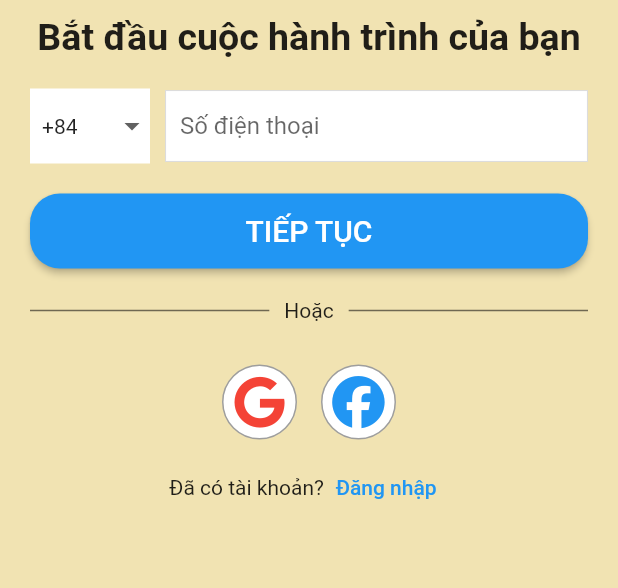
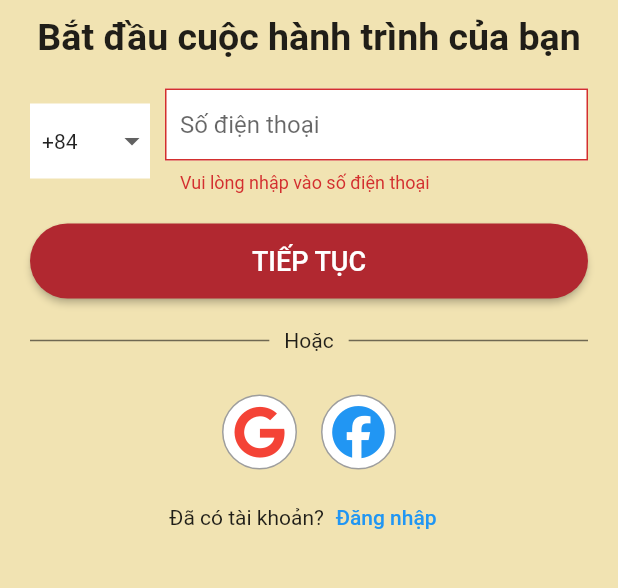
Before and after one commit to ngoctienUIT/Coffee, a Flutter app: the SignUpPage screen opened directly, after a tap on "TIẾP TỤC", on a phone screen of 412 x 824 dp, the part 330-918 px from its top. Run offline on Flutter 3.47's test engine with Material 2 defaults, Android fonts, the phone set to English and light mode, and no system bars; drawn by our look-alikes of dropdown_button2; our stand-ins replace font_awesome_flutter, image_cropper, image_picker, permission_handler.

Commit message:
update validate input
xác thực thông tin người dùng nhập vào

```diff
--- /dev/null
+++ b/lib/src/controls/extension/string_extension.dart
@@ -0,0 +1,15 @@
+extension EmailValidator on String {
+  bool isValidEmail() {
+    return RegExp(
+            r"^[a-zA-Z\d.!#$%&'*+/=?^_`{|}~-]+@[a-zA-Z\d](?:[a-zA-Z\d-]{0,253}[a-zA-Z\d])?(?:\.[a-zA-Z\d](?:[a-zA-Z\d-]{0,253}[a-zA-Z\d])?)*$")
+        .hasMatch(this);
+  }
+
+  bool isValidPhone() {
+    return RegExp(r"^(?:[+0]9)?\d{10}$").hasMatch(this);
+  }
+
+  bool isOnlyNumbers() {
+    return RegExp(r"\d+$").hasMatch(this);
+  }
+}
--- /dev/null
+++ b/lib/src/presentation/login/widgets/custom_button.dart
@@ -0,0 +1,21 @@
+import 'package:flutter/material.dart';
+
+Widget customButton(String text, VoidCallback onPress) {
+  return SizedBox(
+    width: double.infinity,
+    height: 50,
+    child: ElevatedButton(
+      onPressed: onPress,
+      style: ElevatedButton.styleFrom(
+        shape: RoundedRectangleBorder(
+          borderRadius: BorderRadius.circular(90),
+        ),
+        backgroundColor: const Color.fromRGBO(177, 40, 48, 1),
+      ),
+      child: Text(
+        text,
+        style: const TextStyle(fontSize: 18),
+      ),
+    ),
+  );
+}
--- a/lib/src/presentation/login/widgets/custom_password_input.dart
+++ b/lib/src/presentation/login/widgets/custom_password_input.dart
@@ -11,6 +11,15 @@ Widget customPasswordInput({
     controller: controller,
     obscureText: hide,
     keyboardType: keyboardType,
+    validator: (value) {
+      if (value!.isEmpty) {
+        return "Vui lòng nhập vào mật khẩu";
+      }
+      if (value.length < 8) {
+        return "Độ dài mật khẩu ít nhất là 8 ký tự";
+      }
+      return null;
+    },
     decoration: InputDecoration(
       contentPadding: const EdgeInsets.symmetric(horizontal: 10),
       hintText: hint,
--- /dev/null
+++ b/lib/src/presentation/login/widgets/or_widget.dart
@@ -0,0 +1,13 @@
+import 'package:flutter/material.dart';
+
+Widget orWidget() {
+  return Row(
+    children: const [
+      Expanded(child: Divider(thickness: 1, color: Colors.black54)),
+      SizedBox(width: 10),
+      Text("Hoặc"),
+      SizedBox(width: 10),
+      Expanded(child: Divider(thickness: 1, color: Colors.black54)),
+    ],
+  );
+}
--- a/lib/src/presentation/signup/screen/signup_page.dart
+++ b/lib/src/presentation/signup/screen/signup_page.dart
@@ -1,11 +1,14 @@
 import 'package:coffee/src/presentation/login/screen/login_page.dart';
 import 'package:coffee/src/presentation/signup/widgets/custom_text_input.dart';
-import 'package:dropdown_button2/dropdown_button2.dart';
+import 'package:coffee/src/presentation/signup/widgets/pick_country_number.dart';
 import 'package:flutter/material.dart';
 import 'package:flutter/services.dart';
 import 'package:font_awesome_flutter/font_awesome_flutter.dart';
 
+import '../../login/widgets/custom_button.dart';
+import '../../login/widgets/or_widget.dart';
 import '../../login/widgets/social_login_button.dart';
+import '../../main/screen/main_page.dart';
 
 class SignUpPage extends StatefulWidget {
   const SignUpPage({Key? key}) : super(key: key);
@@ -16,6 +19,7 @@ class SignUpPage extends StatefulWidget {
 
 class _SignUpPageState extends State<SignUpPage> {
   final TextEditingController phoneController = TextEditingController();
+  final _formKey = GlobalKey<FormState>();
   String selectedValue = "+84";
   final List<String> items = [
     '+84',
@@ -23,6 +27,12 @@ class _SignUpPageState extends State<SignUpPage> {
     '+86',
     '+87',
   ];
+
+  @override
+  void dispose() {
+    phoneController.dispose();
+    super.dispose();
+  }
 
   @override
   Widget build(BuildContext context) {
@@ -33,6 +43,8 @@ class _SignUpPageState extends State<SignUpPage> {
           physics: const BouncingScrollPhysics(),
           child: Padding(
             padding: const EdgeInsets.all(20),
+            child: Form(
+              key: _formKey,
               child: Column(
                 children: [
                   ClipOval(
@@ -50,32 +62,12 @@ class _SignUpPageState extends State<SignUpPage> {
                       SizedBox(
                         width: 80,
                         height: 50,
-                      child: DropdownButtonHideUnderline(
-                        child: DropdownButton2(
-                          buttonDecoration:
-                              const BoxDecoration(color: Colors.white),
-                          isExpanded: true,
-                          hint: Text(
-                            'Select Item',
-                            style: TextStyle(
-                              fontSize: 14,
-                              color: Theme.of(context).hintColor,
-                            ),
-                          ),
-                          items: _addDividersAfterItems(items),
-                          customItemsHeights: _getCustomItemsHeights(),
-                          value: selectedValue,
-                          onChanged: (value) {
-                            setState(() {
-                              selectedValue = value as String;
-                            });
+                        child: PickCountryNumber(
+                          selectedValue: selectedValue,
+                          items: items,
+                          onChange: (value) {
+                            setState(() => selectedValue = value as String);
                           },
-                          buttonHeight: 40,
-                          dropdownMaxHeight: 200,
-                          buttonWidth: 140,
-                          itemPadding:
-                              const EdgeInsets.symmetric(horizontal: 8),
-                        ),
                         ),
                       ),
                       const SizedBox(width: 10),
@@ -83,6 +75,7 @@ class _SignUpPageState extends State<SignUpPage> {
                         child: customTextInput(
                           controller: phoneController,
                           hint: "Số điện thoại",
+                          typeInput: [TypeInput.phone],
                           keyboardType: TextInputType.phone,
                           inputFormatters: [
                             FilteringTextInputFormatter.allow(
@@ -93,34 +86,17 @@ class _SignUpPageState extends State<SignUpPage> {
                     ],
                   ),
                   const SizedBox(height: 20),
-                SizedBox(
-                  width: double.infinity,
-                  height: 50,
-                  child: ElevatedButton(
-                    onPressed: () {},
-                    style: ElevatedButton.styleFrom(
-                      shape: RoundedRectangleBorder(
-                        borderRadius: BorderRadius.circular(20),
-                      ),
-                    ),
-                    child: const Text(
-                      "TIẾP TỤC",
-                      style: TextStyle(fontSize: 20),
-                    ),
-                  ),
-                ),
+                  customButton("TIẾP TỤC", () {
+                    if (_formKey.currentState!.validate()) {
+                      Navigator.pushReplacement(
+                          context,
+                          MaterialPageRoute(
+                            builder: (context) => const MainPage(),
+                          ));
+                    }
+                  }),
                   const SizedBox(height: 20),
-                Row(
-                  children: const [
-                    Expanded(
-                        child: Divider(thickness: 1, color: Colors.black54)),
-                    SizedBox(width: 10),
-                    Text("Hoặc"),
-                    SizedBox(width: 10),
-                    Expanded(
-                        child: Divider(thickness: 1, color: Colors.black54)),
-                  ],
-                ),
+                  orWidget(),
                   const SizedBox(height: 20),
                   Row(
                     mainAxisAlignment: MainAxisAlignment.center,
@@ -159,49 +135,7 @@ class _SignUpPageState extends State<SignUpPage> {
             ),
           ),
         ),
+      ),
     );
   }
-
-  List<double> _getCustomItemsHeights() {
-    List<double> itemsHeights = [];
-    for (var i = 0; i < (items.length * 2) - 1; i++) {
-      if (i.isEven) {
-        itemsHeights.add(40);
 }
-      //Dividers indexes will be the odd indexes
-      if (i.isOdd) {
-        itemsHeights.add(4);
-      }
-    }
-    return itemsHeights;
-  }
-
-  List<DropdownMenuItem<String>> _addDividersAfterItems(List<String> items) {
-    List<DropdownMenuItem<String>> menuItems = [];
-    for (var item in items) {
-      menuItems.addAll(
-        [
-          DropdownMenuItem<String>(
-            value: item,
-            child: Padding(
-              padding: const EdgeInsets.symmetric(horizontal: 8.0),
-              child: Text(
-                item,
-                style: const TextStyle(
-                  fontSize: 14,
-                ),
-              ),
-            ),
-          ),
-          //If it's last item, we will not add Divider after it.
-          if (item != items.last)
-            const DropdownMenuItem<String>(
-              enabled: false,
-              child: Divider(),
-            ),
-        ],
-      );
-    }
-    return menuItems;
-  }
-}
--- a/lib/src/presentation/signup/widgets/custom_text_input.dart
+++ b/lib/src/presentation/signup/widgets/custom_text_input.dart
@@ -1,5 +1,8 @@
+import 'package:coffee/src/controls/extension/string_extension.dart';
 import 'package:flutter/material.dart';
 import 'package:flutter/services.dart';
+
+enum TypeInput { text, email, phone }
 
 Widget customTextInput({
   required TextEditingController controller,
@@ -7,12 +10,47 @@ Widget customTextInput({
   bool checkEdit = true,
   TextInputType? keyboardType,
   List<TextInputFormatter>? inputFormatters,
+  TextCapitalization textCapitalization = TextCapitalization.none,
+  required List<TypeInput> typeInput,
+  String? title,
 }) {
   return TextFormField(
     controller: controller,
     enabled: checkEdit,
     keyboardType: keyboardType,
     inputFormatters: inputFormatters,
+    textCapitalization: textCapitalization,
+    validator: (value) {
+      String? error;
+      for (TypeInput input in typeInput) {
+        switch (input) {
+          case TypeInput.text:
+            if (value!.isNotEmpty) {
+              return null;
+            } else {
+              error = "Vui lòng nhập vào $title";
+            }
+            break;
+          case TypeInput.email:
+            if (value!.isValidEmail()) {
+              return null;
+            } else if (!value.isValidEmail() && !value.isOnlyNumbers() ||
+                value.isEmpty) {
+              error = "Vui lòng nhập vào email";
+            }
+            break;
+          case TypeInput.phone:
+            if (value!.isValidPhone()) {
+              return null;
+            } else if (!value.isValidPhone() && value.isOnlyNumbers() ||
+                value.isEmpty) {
+              error = "Vui lòng nhập vào số điện thoại";
+            }
+            break;
+        }
+      }
+      return error;
+    },
     decoration: InputDecoration(
       contentPadding: const EdgeInsets.symmetric(horizontal: 10),
       hintText: hint,
--- /dev/null
+++ b/lib/src/presentation/signup/widgets/pick_country_number.dart
@@ -0,0 +1,83 @@
+import 'package:dropdown_button2/dropdown_button2.dart';
+import 'package:flutter/material.dart';
+
+class PickCountryNumber extends StatelessWidget {
+  const PickCountryNumber({
+    Key? key,
+    required this.selectedValue,
+    required this.items,
+    required this.onChange,
+  }) : super(key: key);
+
+  final String selectedValue;
+  final List<String> items;
+  final Function(String?) onChange;
+
+  @override
+  Widget build(BuildContext context) {
+    return DropdownButtonHideUnderline(
+      child: DropdownButton2(
+        buttonDecoration: const BoxDecoration(color: Colors.white),
+        isExpanded: true,
+        hint: Text(
+          'Select Item',
+          style: TextStyle(
+            fontSize: 14,
+            color: Theme.of(context).hintColor,
+          ),
+        ),
+        items: _addDividersAfterItems(items),
+        customItemsHeights: _getCustomItemsHeights(),
+        value: selectedValue,
+        onChanged: (value) => onChange(value),
+        buttonHeight: 40,
+        dropdownMaxHeight: 200,
+        buttonWidth: 140,
+        itemPadding: const EdgeInsets.symmetric(horizontal: 8),
+      ),
+    );
+  }
+
+  List<double> _getCustomItemsHeights() {
+    List<double> itemsHeights = [];
+    for (var i = 0; i < (items.length * 2) - 1; i++) {
+      if (i.isEven) {
+        itemsHeights.add(40);
+      }
+      //Dividers indexes will be the odd indexes
+      if (i.isOdd) {
+        itemsHeights.add(4);
+      }
+    }
+    return itemsHeights;
+  }
+
+  List<DropdownMenuItem<String>> _addDividersAfterItems(List<String> items) {
+    List<DropdownMenuItem<String>> menuItems = [];
+    for (var item in items) {
+      menuItems.addAll(
+        [
+          DropdownMenuItem<String>(
+            value: item,
+            child: Padding(
+              padding: const EdgeInsets.symmetric(horizontal: 8.0),
+              child: Text(
+                item,
+                style: const TextStyle(
+                  fontSize: 14,
+                ),
+              ),
+            ),
+          ),
+          //If it's last item, we will not add Divider after it.
+          if (item != items.last)
+            const DropdownMenuItem<String>(
+              enabled: false,
+              child: Divider(),
+            ),
+        ],
+      );
+    }
+    return menuItems;
+  }
+}
```
Also changed, not shown: lib/src/presentation/forgot_password/screen/forgot_password_page.dart (+14 -1 lines), lib/src/presentation/login/screen/login_page.dart (+21 -29 lines), lib/src/presentation/other/widgets/body_other.dart (+9 -14 lines), lib/src/presentation/profile/widgets/body_profile.dart (+16 -1 lines). Lines whose indentation alone changed are shown as unchanged.
